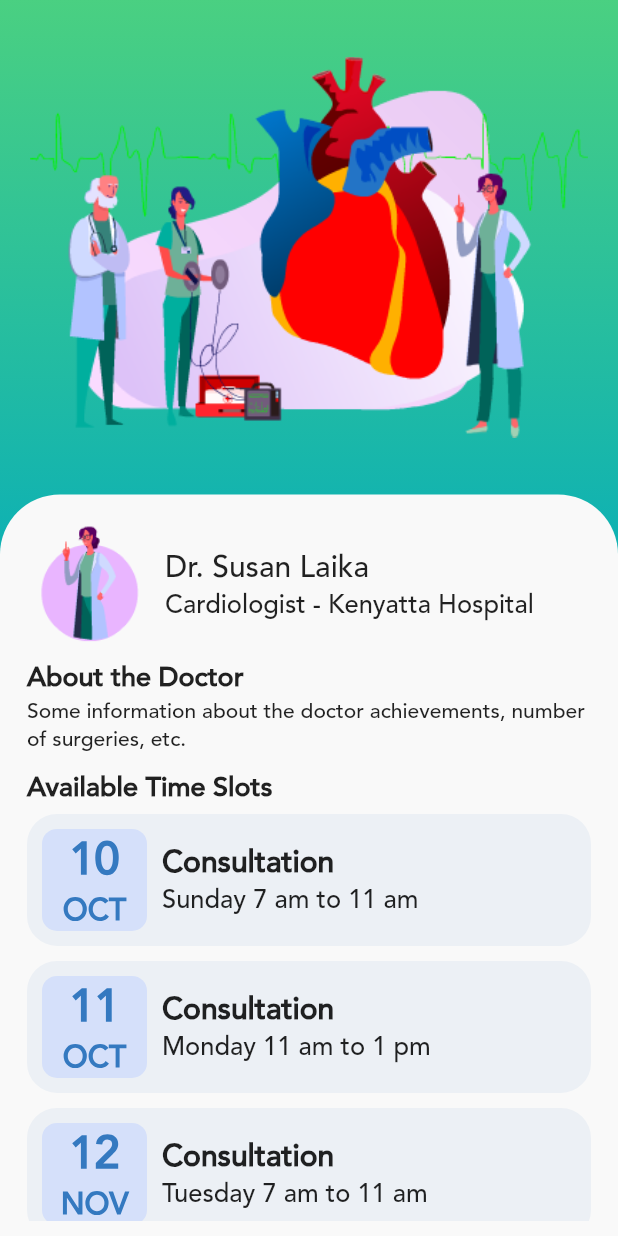
After one commit to KevKipkemoi/bookly, a Flutter app: the docInfoPage screen opened directly, on a phone screen of 412 x 824 dp. The commit adds this screen. Run offline on Flutter 3.47's test engine with Material 2 defaults, Android fonts, the phone set to English and light mode, and no system bars.

Commit message:
doc info page

```diff
--- /dev/null
+++ b/lib/DocInfoPage.dart
@@ -0,0 +1,202 @@
+import 'package:bookly/colorScheme.dart';
+import 'package:flutter/material.dart';
+
+class DocInfoPage extends StatelessWidget {
+  @override
+  Widget build(BuildContext context) {
+    return MaterialApp(
+      debugShowCheckedModeBanner: false,
+      theme: ThemeData(
+        fontFamily: 'avenir'
+      ),
+      home: docInfoPage(),
+    );
+  }
+}
+
+class docInfoPage extends StatefulWidget {
+  @override
+  _docInfoPageState createState() => _docInfoPageState();
+}
+
+class _docInfoPageState extends State<docInfoPage> {
+  @override
+  Widget build(BuildContext context) {
+    return Scaffold(
+      body: Container(
+        height: MediaQuery.of(context).size.height,
+        width: MediaQuery.of(context).size.width,
+        decoration: BoxDecoration(
+          gradient: LinearGradient(
+            colors: [getStartedColorStart, getStartedColorEnd],
+            begin: Alignment(0, -1.15),
+            end: Alignment(0, 0.1),
+          ),
+        ),
+        child: Column(
+          crossAxisAlignment: CrossAxisAlignment.start,
+          mainAxisAlignment: MainAxisAlignment.start,
+          children: <Widget>[
+            Container(
+              height: MediaQuery.of(context).size.height * 0.4,
+              width: MediaQuery.of(context).size.width,
+              child: Container(
+                padding: EdgeInsets.all(20),
+                child: Image.asset("assets/images/docInfo/bg.png"),
+              ),
+            ),
+            Container(
+              height: MediaQuery.of(context).size.height * 0.6,
+              width: MediaQuery.of(context).size.width,
+              decoration: BoxDecoration(
+                borderRadius: BorderRadius.only(
+                  topLeft: Radius.circular(40),
+                  topRight: Radius.circular(40)
+                ),
+                color: bgColor,
+              ),
+              child: Container(
+                padding: EdgeInsets.all(10),
+                child: SingleChildScrollView(
+                  child: Column(
+                    crossAxisAlignment: CrossAxisAlignment.start,
+                    children: <Widget>[
+                      Row(
+                        children: <Widget>[
+                          Container(
+                            height: 100,
+                            width: 100,
+                            child: Image.asset("assets/images/docProfile/doc1.png"),
+                          ),
+                          Column(
+                            crossAxisAlignment: CrossAxisAlignment.start,
+                            children: <Widget>[
+                              Text(
+                                "Dr. Susan Laika",
+                                style: TextStyle(
+                                  fontSize: 20,
+                                  fontWeight: FontWeight.w400
+                                ),
+                              ),
+                              Text(
+                                "Cardiologist - Kenyatta Hospital",
+                                style: TextStyle(
+                                  fontSize: 17,
+                                  fontWeight: FontWeight.w400
+                                ),
+                              )
+                            ],
+                          )
+                        ],
+                      ),
+                      Padding(
+                        padding: EdgeInsets.only(left: 8, right: 8),
+                        child: Column(
+                          crossAxisAlignment: CrossAxisAlignment.start,
+                          children: <Widget>[
+                            Text(
+                              "About the Doctor",
+                              style: TextStyle(
+                                fontSize: 18,
+                                fontWeight: FontWeight.w800
+                              ),
+                            ),
+                            Text(
+                              "Some information about the doctor achievements, number of surgeries, etc.",
+                              style: TextStyle(
+                                fontSize: 14,
+                                fontWeight: FontWeight.w400,
+                              ),
+                            ),
+                            SizedBox(height: 10,),
+                            Text(
+                              "Available Time Slots",
+                              style: TextStyle(
+                                fontSize: 18,
+                                fontWeight: FontWeight.w800,
+                              ),
+                            ),
+                            SizedBox(height: 5,),
+                            timeSlotWidget("10", "OCT", "Consultation", "Sunday 7 am to 11 am"),
+                            timeSlotWidget("11", "OCT", "Consultation", "Monday 11 am to 1 pm"),
+                            timeSlotWidget("12", "NOV", "Consultation", "Tuesday 7 am to 11 am"),
+                          ],
+                        ),
+                      )
+                    ],
+                  ),
+                ),
+              ),
+            ),
+          ],
+        ),
+      ),
+    );
+  }
+
+  Container timeSlotWidget(String date, String month, String slotType, String time) {
+    return Container(
+      margin: EdgeInsets.only(bottom: 10),
+      width: MediaQuery.of(context).size.width,
+      decoration: BoxDecoration(
+        borderRadius: BorderRadius.all(Radius.circular(20)),
+        color: docContentBgColor
+      ),
+      child: Container(
+        padding: EdgeInsets.all(10),
+        child: Row(
+          children: <Widget>[
+            Container(
+              width: 70,
+              decoration: BoxDecoration(
+                borderRadius: BorderRadius.all(Radius.circular(10)),
+                color: dateBgColor,
+              ),
+              child: Column(
+                mainAxisAlignment: MainAxisAlignment.center,
+                children: <Widget>[
+                  Text(
+                    "$date",
+                    style: TextStyle(
+                      color: dateColor,
+                      fontSize: 30,
+                      fontWeight: FontWeight.w800,
+                    ),
+                  ),
+                  Text(
+                    "$month",
+                    style: TextStyle(
+                      color: dateColor,
+                      fontSize: 20,
+                      fontWeight: FontWeight.w800,
+                    ),
+                  ),
+                ],
+              ),
+            ),
+            SizedBox(width: 10,),
+            Column(
+              crossAxisAlignment: CrossAxisAlignment.start,
+              children: <Widget>[
+                Text(
+                  "$slotType",
+                  style: TextStyle(
+                    fontSize: 20,
+                    fontWeight: FontWeight.w800,
+                  ),
+                ),
+                Text(
+                  "$time",
+                  style: TextStyle(
+                    fontSize: 17,
+                    fontWeight: FontWeight.w600
+                  ),
+                )
+              ],
+            )
+          ],
+        ),
+      ),
+    );
+  }
+}
--- a/lib/HomePage.dart
+++ b/lib/HomePage.dart
@@ -1,3 +1,4 @@
+import 'package:bookly/DocInfoPage.dart';
 import 'package:bookly/colorScheme.dart';
 import 'package:flutter/material.dart';
 
@@ -7,6 +8,9 @@ class HomePage extends StatelessWidget {
     return MaterialApp(
       debugShowCheckedModeBanner: false,
       home: FirstPage(),
+      routes: {
+        "/DocInfoPage": (context) => DocInfoPage(),
+      },
       theme: ThemeData(
         fontFamily: 'avenir',
       ),
@@ -120,7 +124,7 @@ class _FirstPageState extends State<FirstPage> {
                               docWidget("doc3.png", "Lulu Faiz"),
                               docWidget("doc1.png", "Susan Cherono"),
                               docWidget("doc2.png", "Kamau Njoroge"),
-                              docWidget("doc3.png", "Deng Malek"),
+                              docWidget("doc2.png", "Deng Malek"),
                             ],
                           ),
                         ),
--- a/pubspec.yaml
+++ b/pubspec.yaml
@@ -72,5 +72,6 @@ flutter:
     - assets/images/doc.png
     - assets/images/category/
     - assets/images/docProfile/
+    - assets/images/docInfo/bg.png
   # For details regarding fonts from package dependencies,
   # see https://flutter.dev/custom-fonts/#from-packages
```
Also changed, not shown: assets/images/docInfo/bg.png (added).
